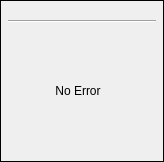
Before: the Qt Designer form errorMessage.ui in coucou1121/Datalogger, drawn with Qt 5.
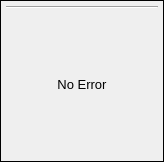
After: the same form once the commit is applied.

```diff
--- a/errorMessage.ui
+++ b/errorMessage.ui
@@ -53,17 +53,20 @@
       <enum>QFrame::Panel</enum>
      </property>
      <layout class="QVBoxLayout" name="verticalLayout">
+      <property name="spacing">
+       <number>2</number>
+      </property>
       <property name="leftMargin">
-       <number>7</number>
+       <number>5</number>
       </property>
       <property name="topMargin">
-       <number>7</number>
+       <number>2</number>
       </property>
       <property name="rightMargin">
-       <number>7</number>
+       <number>5</number>
       </property>
       <property name="bottomMargin">
-       <number>7</number>
+       <number>2</number>
       </property>
       <item>
        <widget class="Line" name="line">
@@ -74,18 +77,31 @@
       </item>
       <item>
        <widget class="QLabel" name="label">
+        <property name="sizePolicy">
+         <sizepolicy hsizetype="Expanding" vsizetype="Expanding">
+          <horstretch>0</horstretch>
+          <verstretch>0</verstretch>
+         </sizepolicy>
+        </property>
         <property name="minimumSize">
          <size>
-          <width>140</width>
-          <height>100</height>
+          <width>0</width>
+          <height>0</height>
          </size>
         </property>
         <property name="maximumSize">
          <size>
-          <width>140</width>
-          <height>100</height>
+          <width>170</width>
+          <height>140</height>
          </size>
         </property>
+        <property name="font">
+         <font>
+          <pointsize>10</pointsize>
+          <weight>50</weight>
+          <bold>false</bold>
+         </font>
+        </property>
         <property name="text">
          <string>No Error</string>
         </property>
```
